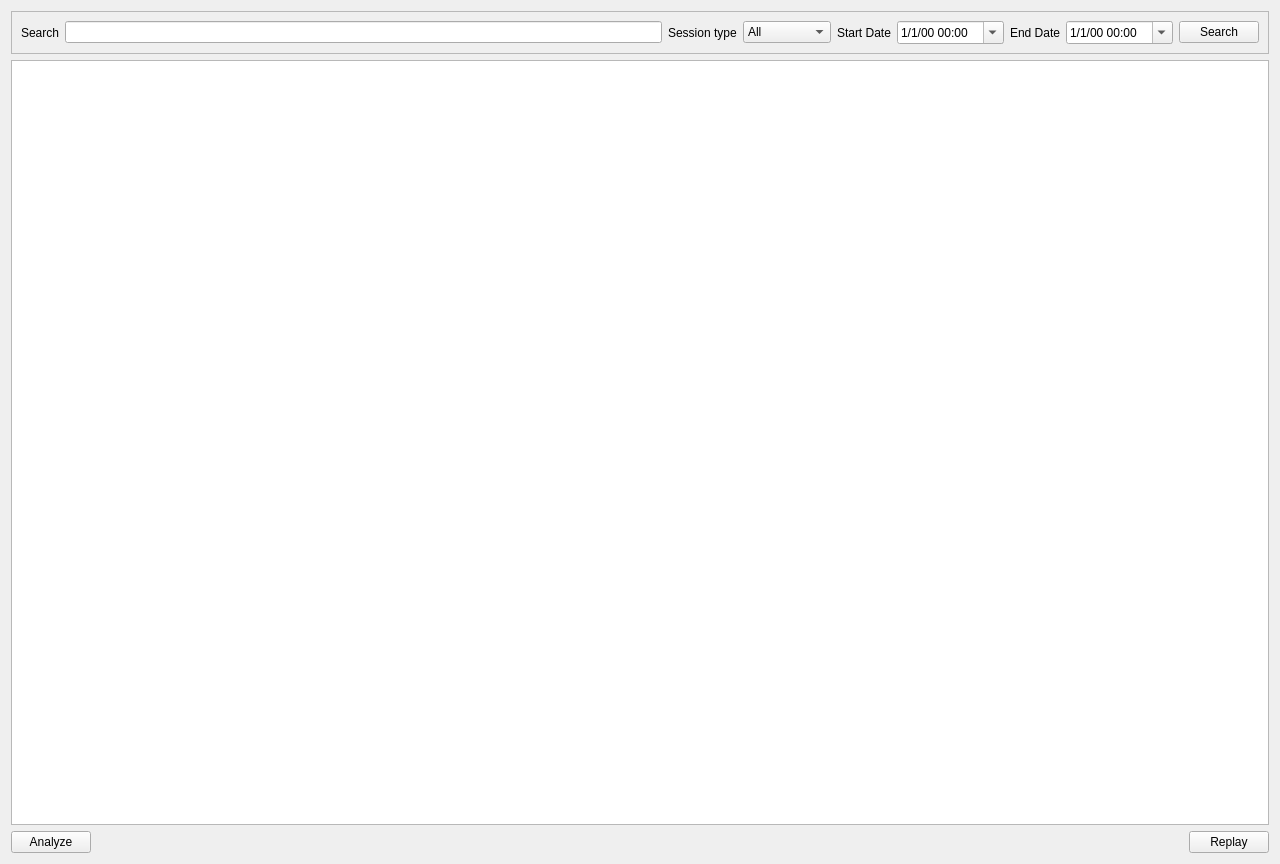
YCP-Rev-Metrix/BallSpinner-Controller-v2, file frontend/DataViewPage.ui: the form before one commit.
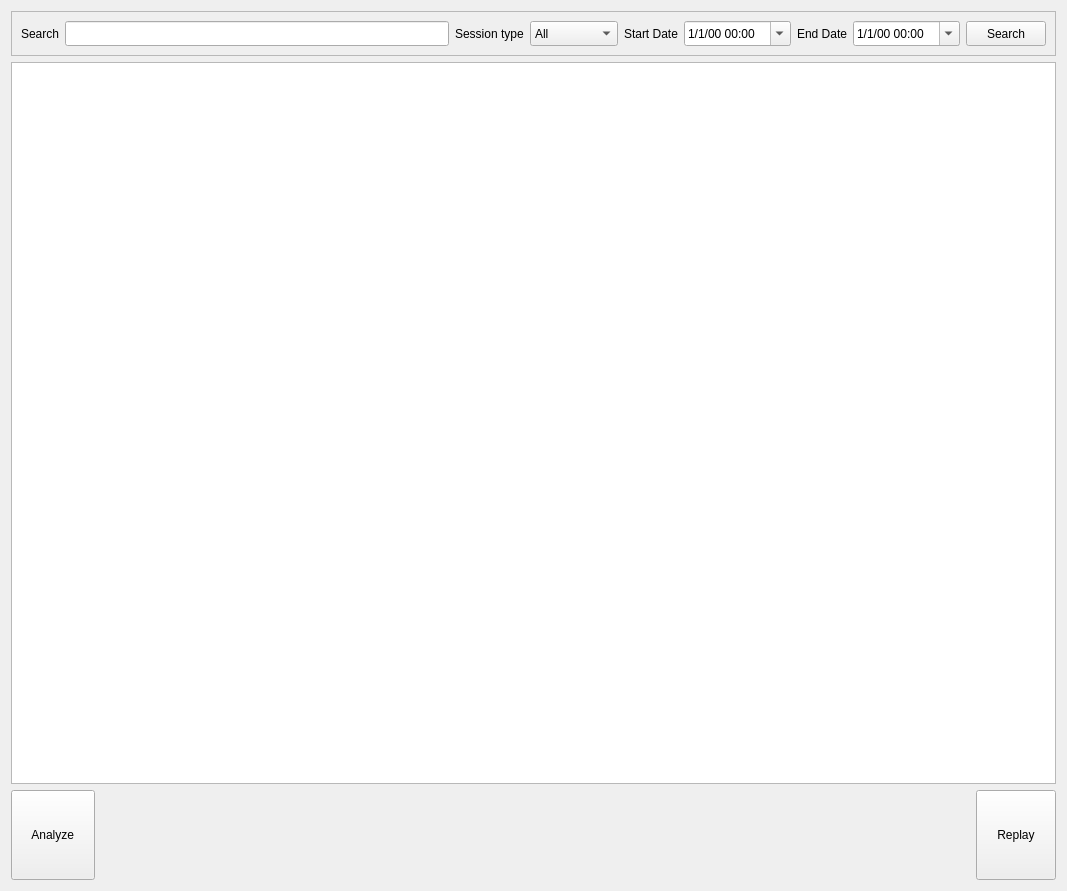
The form after the commit.

Commit message: added comment field to post dialog

Diff of the .ui file:
```diff
--- a/frontend/DataViewPage.ui
+++ b/frontend/DataViewPage.ui
@@ -6,8 +6,8 @@
    <rect>
     <x>0</x>
     <y>0</y>
-    <width>1280</width>
-    <height>864</height>
+    <width>1067</width>
+    <height>891</height>
    </rect>
   </property>
   <property name="windowTitle">
@@ -15,6 +15,8 @@
   </property>
   <layout class="QGridLayout" name="gridLayout">
    <item row="0" column="0">
+    <layout class="QVBoxLayout" name="verticalLayout" stretch="1,16,2">
+     <item>
     <widget class="QFrame" name="frameControls">
      <property name="frameShape">
       <enum>QFrame::StyledPanel</enum>
@@ -31,7 +33,14 @@
        </widget>
       </item>
       <item>
-       <widget class="QLineEdit" name="txtSearch"/>
+         <widget class="QLineEdit" name="txtSearch">
+          <property name="sizePolicy">
+           <sizepolicy hsizetype="Expanding" vsizetype="Minimum">
+            <horstretch>0</horstretch>
+            <verstretch>0</verstretch>
+           </sizepolicy>
+          </property>
+         </widget>
       </item>
       <item>
        <widget class="QLabel" name="lblSessionType">
@@ -43,7 +52,7 @@
       <item>
        <widget class="QComboBox" name="cboSessionType">
         <property name="sizePolicy">
-         <sizepolicy hsizetype="Minimum" vsizetype="Fixed">
+           <sizepolicy hsizetype="Minimum" vsizetype="Minimum">
           <horstretch>0</horstretch>
           <verstretch>0</verstretch>
          </sizepolicy>
@@ -74,6 +83,12 @@
       </item>
       <item>
        <widget class="QDateTimeEdit" name="dtStartTime">
+          <property name="sizePolicy">
+           <sizepolicy hsizetype="Minimum" vsizetype="Minimum">
+            <horstretch>0</horstretch>
+            <verstretch>0</verstretch>
+           </sizepolicy>
+          </property>
         <property name="currentSection">
          <enum>QDateTimeEdit::MonthSection</enum>
         </property>
@@ -94,6 +109,12 @@
       </item>
       <item>
        <widget class="QDateTimeEdit" name="dtEndTime">
+          <property name="sizePolicy">
+           <sizepolicy hsizetype="Minimum" vsizetype="Minimum">
+            <horstretch>0</horstretch>
+            <verstretch>0</verstretch>
+           </sizepolicy>
+          </property>
         <property name="currentSection">
          <enum>QDateTimeEdit::MonthSection</enum>
         </property>
@@ -107,6 +128,12 @@
       </item>
       <item>
        <widget class="QPushButton" name="btnSearch">
+          <property name="sizePolicy">
+           <sizepolicy hsizetype="Minimum" vsizetype="Minimum">
+            <horstretch>0</horstretch>
+            <verstretch>0</verstretch>
+           </sizepolicy>
+          </property>
         <property name="text">
          <string>Search</string>
         </property>
@@ -115,19 +142,25 @@
      </layout>
     </widget>
    </item>
-   <item row="1" column="0">
+     <item>
     <widget class="QTableView" name="tableViewData">
      <property name="sortingEnabled">
       <bool>true</bool>
      </property>
     </widget>
    </item>
-   <item row="2" column="0">
+     <item>
     <layout class="QHBoxLayout" name="horizontalLayout_2">
      <item>
       <widget class="QPushButton" name="btnAnalyze">
+         <property name="sizePolicy">
+          <sizepolicy hsizetype="Minimum" vsizetype="Minimum">
+           <horstretch>0</horstretch>
+           <verstretch>0</verstretch>
+          </sizepolicy>
+         </property>
        <property name="text">
-        <string>Analyze</string>
+          <string>     Analyze     </string>
        </property>
       </widget>
      </item>
@@ -146,10 +179,18 @@
      </item>
      <item>
       <widget class="QPushButton" name="btnReplay">
+         <property name="sizePolicy">
+          <sizepolicy hsizetype="Minimum" vsizetype="Minimum">
+           <horstretch>0</horstretch>
+           <verstretch>0</verstretch>
+          </sizepolicy>
+         </property>
        <property name="text">
-        <string>Replay</string>
-       </property>
-      </widget>
+          <string>     Replay     </string>
+         </property>
+        </widget>
+       </item>
+      </layout>
      </item>
     </layout>
    </item>
```
Left out of the diff: 4 changed lines with no effect on the pictures. Lines whose indentation alone changed are shown as unchanged. The commit also changes 1 other file.
